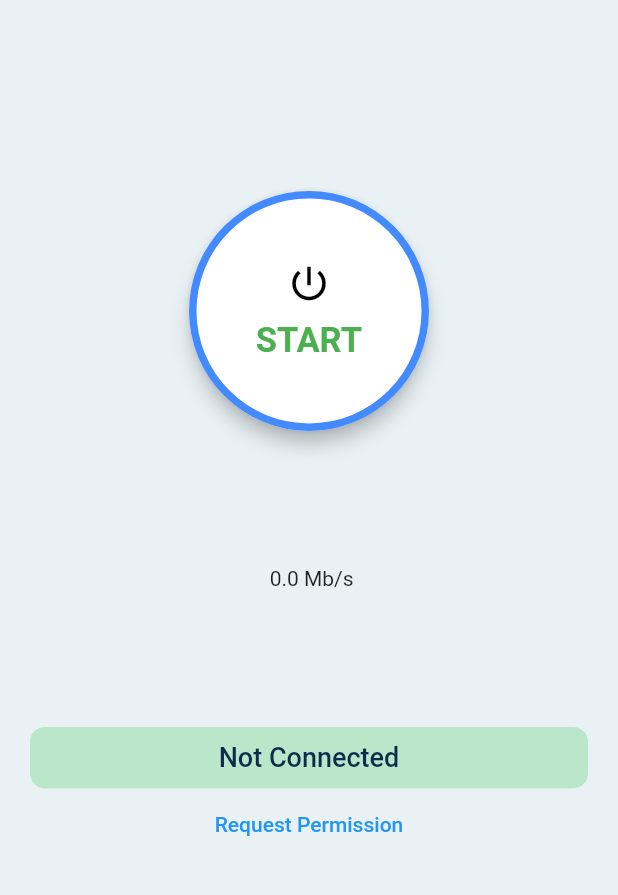
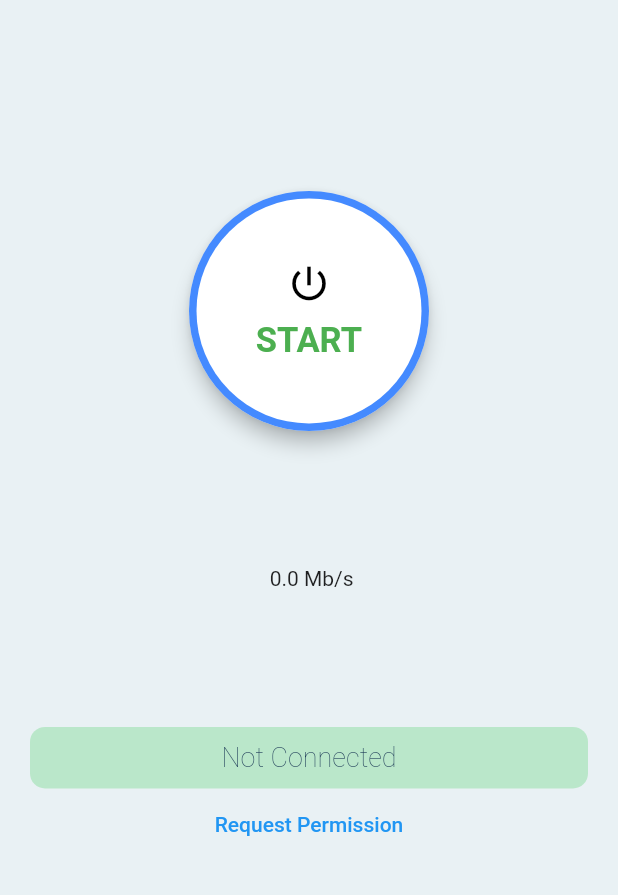
Before and after one commit to adil-nauruzbaev/project_vpn_marist_dev, a Flutter app: the screen it shows after launch, on a phone screen of 412 x 824 dp, the part 59-954 px from its top. Run offline on Flutter 3.47's test engine with Material 2 defaults, Android fonts, the phone set to English and light mode, and no system bars; our stand-ins replace flutter_spinkit; missing offline and left inert: internet_speed, openvpn_flutter; key blocks and very long unbroken strings in the code were emptied for the run.

```diff
--- a/lib/features/home/presentation/pages/home_screen.dart
+++ b/lib/features/home/presentation/pages/home_screen.dart
@@ -218,7 +218,7 @@ class _HomeScreenState extends State<HomeScreen> {
                   isActive == true ? "Connected" : "Not Connected",
                   style: const TextStyle(
                       fontSize: 18,
-                      fontWeight: FontWeight.w500,
+                      fontWeight: FontWeight.w200,
                       color: secndryColor),
                 ),
               ),
```
